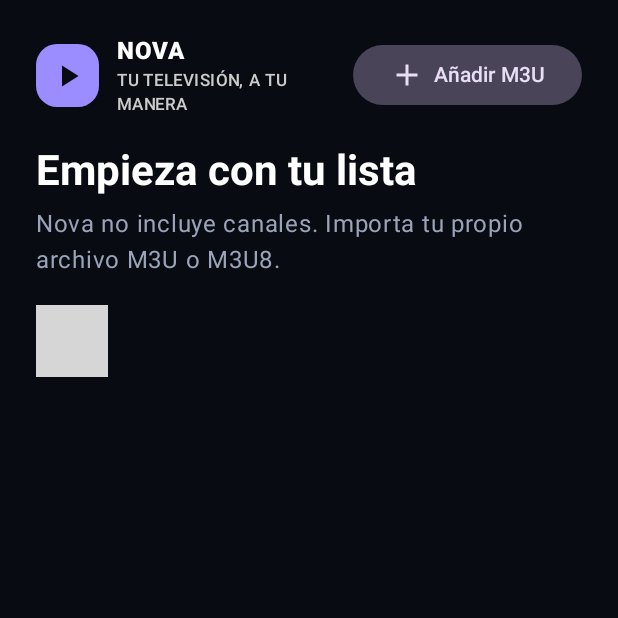
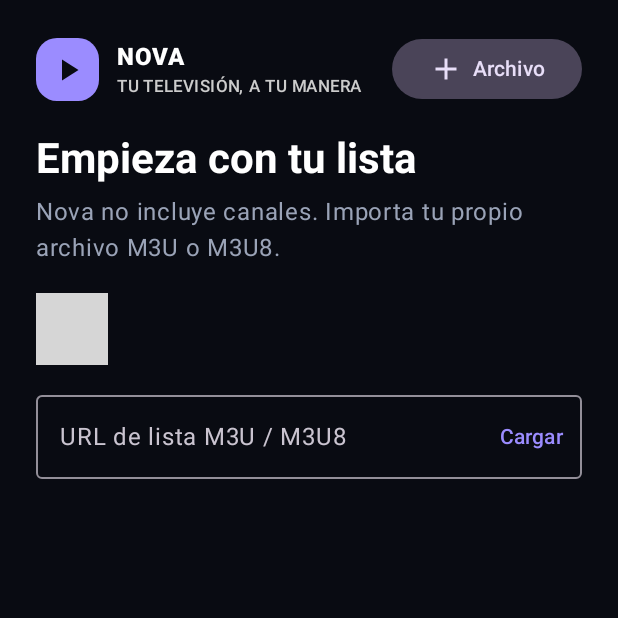
Before and after one commit to ikisalas-test/Nova-IPTV, an Android app built with Jetpack Compose: the screen it shows after launch (MainActivity), on a phone screen of 412 x 824 dp, the top half of it. Run offline under Robolectric (Android 15) with nearby library versions, the phone set to English and light mode, and no system bars; pictures from the network do not load; 1 statement that could not run was skipped; grey boxes are pictures that could not be loaded.

Commit message:
Add playlist URL, favorites, categories and history

```diff
--- a/app/src/main/java/com/novatv/iptv/MainActivity.kt
+++ b/app/src/main/java/com/novatv/iptv/MainActivity.kt
@@ -1,6 +1,6 @@
 package com.novatv.iptv
 
-import android.content.Intent
+import android.content.Context
 import android.net.Uri
 import android.os.Bundle
 import androidx.activity.ComponentActivity
@@ -12,6 +12,8 @@ import androidx.compose.foundation.clickable
 import androidx.compose.foundation.layout.*
 import androidx.compose.foundation.lazy.LazyColumn
 import androidx.compose.foundation.lazy.items
+import androidx.compose.foundation.horizontalScroll
+import androidx.compose.foundation.rememberScrollState
 import androidx.compose.foundation.shape.RoundedCornerShape
 import androidx.compose.material.icons.Icons
 import androidx.compose.material.icons.filled.*
@@ -24,13 +26,18 @@ import androidx.compose.ui.platform.LocalContext
 import androidx.compose.ui.text.font.FontWeight
 import androidx.compose.ui.unit.dp
 import androidx.lifecycle.ViewModel
-import androidx.lifecycle.viewmodel.compose.viewModel
+import androidx.lifecycle.viewModelScope
 import androidx.media3.common.MediaItem
 import androidx.media3.exoplayer.ExoPlayer
 import androidx.media3.ui.PlayerView
 import androidx.compose.ui.viewinterop.AndroidView
 import com.novatv.iptv.data.Channel
 import com.novatv.iptv.data.M3uParser
+import kotlinx.coroutines.Dispatchers
+import kotlinx.coroutines.launch
+import kotlinx.coroutines.withContext
+import java.net.HttpURLConnection
+import java.net.URL
 
 private val Ink = Color(0xFF090B12)
 private val Panel = Color(0xFF151925)
@@ -40,21 +47,60 @@ class MainActivity : ComponentActivity() {
     override fun onCreate(savedInstanceState: Bundle?) { super.onCreate(savedInstanceState); setContent { NovaApp() } }
 }
 
-class NovaViewModel : ViewModel() {
+class NovaViewModel(private val context: Context) : ViewModel() {
     var channels by mutableStateOf<List<Channel>>(emptyList()); private set
     var selected by mutableStateOf<Channel?>(null); private set
     var error by mutableStateOf<String?>(null); private set
+    var loading by mutableStateOf(false); private set
+    var category by mutableStateOf("Todos"); private set
+    var favoritesOnly by mutableStateOf(false); private set
+    var favorites by mutableStateOf<Set<String>>(emptySet()); private set
+    var history by mutableStateOf<List<String>>(emptyList()); private set
+    private val prefs = context.getSharedPreferences("nova_library", Context.MODE_PRIVATE)
+    init {
+        favorites = prefs.getStringSet("favorites", emptySet())?.toSet() ?: emptySet()
+        history = prefs.getString("history", "")!!.split('\n').filter(String::isNotBlank).take(30)
+    }
     fun load(text: String) {
         val parsed = M3uParser.parse(text)
         if (parsed.isEmpty()) error = "No encontramos canales. Comprueba que el archivo sea una lista M3U válida."
-        else { channels = parsed; selected = null; error = null }
+        else { channels = parsed; selected = null; category = "Todos"; error = null }
     }
-    fun play(channel: Channel) { selected = channel }
+    fun loadUrl(url: String) {
+        if (!url.startsWith("https://", true) && !url.startsWith("http://", true)) { error = "Introduce una URL HTTP o HTTPS válida."; return }
+        viewModelScope.launch {
+            loading = true; error = null
+            try {
+                val body = withContext(Dispatchers.IO) {
+                    val connection = URL(url).openConnection() as HttpURLConnection
+                    connection.connectTimeout = 15000; connection.readTimeout = 20000
+                    try { if (connection.responseCode !in 200..299) error("HTTP ${connection.responseCode}"); connection.inputStream.bufferedReader().use { it.readText() } }
+                    finally { connection.disconnect() }
+                }
+                load(body)
+            } catch (e: Exception) { error = "No se pudo cargar la lista: ${e.message ?: "error de conexión"}" }
+            finally { loading = false }
+        }
+    }
+    fun play(channel: Channel) {
+        selected = channel
+        history = (listOf(channel.name) + history.filterNot { it == channel.name }).take(30)
+        prefs.edit().putString("history", history.joinToString("\n")).apply()
+    }
+    fun toggleFavorite(channel: Channel) {
+        favorites = if (channel.url in favorites) favorites - channel.url else favorites + channel.url
+        prefs.edit().putStringSet("favorites", favorites).apply()
+    }
     fun stop() { selected = null }
+    fun visibleChannels(): List<Channel> = channels.filter { (!favoritesOnly || it.url in favorites) && (category == "Todos" || it.group == category) }
 }
 
-@Composable private fun NovaApp(vm: NovaViewModel = viewModel()) {
+@Composable private fun NovaApp() {
     val context = LocalContext.current
+    val vm: NovaViewModel = androidx.lifecycle.viewmodel.compose.viewModel(factory = object : androidx.lifecycle.ViewModelProvider.Factory {
+        @Suppress("UNCHECKED_CAST") override fun <T : ViewModel> create(modelClass: Class<T>): T = NovaViewModel(context.applicationContext) as T
+    })
+    var playlistUrl by remember { mutableStateOf("") }
     val picker = rememberLauncherForActivityResult(ActivityResultContracts.OpenDocument()) { uri: Uri? ->
         uri?.let { try { context.contentResolver.openInputStream(it)?.bufferedReader()?.use { r -> vm.load(r.readText()) } ?: run { } } catch (_: Exception) { } }
     }
@@ -64,7 +110,7 @@ class NovaViewModel : ViewModel() {
                 Row(Modifier.fillMaxWidth().padding(top = 22.dp, bottom = 18.dp), verticalAlignment = Alignment.CenterVertically) {
                     Box(Modifier.size(42.dp).background(Violet, RoundedCornerShape(14.dp)), Alignment.Center) { Icon(Icons.Default.PlayArrow, null, tint = Ink) }
                     Spacer(Modifier.width(12.dp)); Column(Modifier.weight(1f)) { Text("NOVA", fontWeight = FontWeight.Black, color = Color.White); Text("TU TELEVISIÓN, A TU MANERA", style = MaterialTheme.typography.labelSmall, color = Color.LightGray) }
-                    FilledTonalButton(onClick = { picker.launch(arrayOf("*/*")) }) { Icon(Icons.Default.Add, null); Spacer(Modifier.width(6.dp)); Text("Añadir M3U") }
+                    FilledTonalButton(onClick = { picker.launch(arrayOf("*/*")) }) { Icon(Icons.Default.Add, null); Spacer(Modifier.width(6.dp)); Text("Archivo") }
                 }
                 if (vm.selected != null) {
                     TextButton(onClick = vm::stop) { Icon(Icons.Default.ArrowBack, null); Text(" Volver a canales") }
@@ -74,12 +120,22 @@ class NovaViewModel : ViewModel() {
                     Text(if (vm.channels.isEmpty()) "Empieza con tu lista" else "Canales en directo", style = MaterialTheme.typography.headlineMedium, fontWeight = FontWeight.Bold)
                     Text(if (vm.channels.isEmpty()) "Nova no incluye canales. Importa tu propio archivo M3U o M3U8." else "${vm.channels.size} canales · ${vm.channels.map { it.group }.distinct().size} categorías", color = Color(0xFF9AA3B7), modifier = Modifier.padding(top = 5.dp, bottom = 18.dp))
                     vm.error?.let { Text(it, color = Color(0xFFFF9B9B), modifier = Modifier.padding(bottom = 10.dp)) }
-                    if (vm.channels.isEmpty()) EmptyState { picker.launch(arrayOf("*/*")) } else {
+                    if (vm.channels.isEmpty()) {
+                        EmptyState { picker.launch(arrayOf("*/*")) }
+                    } else {
                         var query by remember { mutableStateOf("") }
                         OutlinedTextField(query, { query = it }, Modifier.fillMaxWidth().padding(bottom = 12.dp), placeholder = { Text("Buscar canal") }, leadingIcon = { Icon(Icons.Default.Search, null) }, singleLine = true)
-                        val filtered = vm.channels.filter { it.name.contains(query, true) || it.group.contains(query, true) }
-                        LazyColumn(verticalArrangement = Arrangement.spacedBy(8.dp)) { items(filtered) { channel -> ChannelRow(channel) { vm.play(channel) } } }
+                        Row(Modifier.fillMaxWidth().horizontalScroll(rememberScrollState()).padding(bottom = 8.dp), horizontalArrangement = Arrangement.spacedBy(8.dp)) {
+                            FilterChip(selected = !vm.favoritesOnly, onClick = { vm.favoritesOnly = false }, label = { Text("Todos") })
+                            FilterChip(selected = vm.favoritesOnly, onClick = { vm.favoritesOnly = !vm.favoritesOnly }, label = { Text("♡ Favoritos") })
+                            vm.channels.map { it.group }.distinct().forEach { group -> FilterChip(selected = vm.category == group, onClick = { vm.category = if (vm.category == group) "Todos" else group }, label = { Text(group) }) }
+                        }
+                        if (vm.history.isNotEmpty()) Text("Recientes: ${vm.history.take(5).joinToString(" · ")}", color = Color(0xFF9AA3B7), style = MaterialTheme.typography.bodySmall, modifier = Modifier.padding(bottom = 8.dp))
+                        val filtered = vm.visibleChannels().filter { it.name.contains(query, true) || it.group.contains(query, true) }
+                        LazyColumn(verticalArrangement = Arrangement.spacedBy(8.dp)) { items(filtered, key = { it.url }) { channel -> ChannelRow(channel, channel.url in vm.favorites, { vm.play(channel) }, { vm.toggleFavorite(channel) }) } }
                     }
+                    Spacer(Modifier.height(12.dp))
+                    OutlinedTextField(playlistUrl, { playlistUrl = it }, Modifier.fillMaxWidth(), label = { Text("URL de lista M3U / M3U8") }, singleLine = true, trailingIcon = { TextButton(enabled = !vm.loading, onClick = { vm.loadUrl(playlistUrl.trim()) }) { Text(if (vm.loading) "Cargando…" else "Cargar") } })
                 }
             }
         }
@@ -95,10 +151,11 @@ class NovaViewModel : ViewModel() {
     }
 }
 
-@Composable private fun ChannelRow(channel: Channel, onClick: () -> Unit) {
+@Composable private fun ChannelRow(channel: Channel, favorite: Boolean, onClick: () -> Unit, onFavorite: () -> Unit) {
     Row(Modifier.fillMaxWidth().background(Panel, RoundedCornerShape(16.dp)).clickable(onClick = onClick).padding(15.dp), verticalAlignment = Alignment.CenterVertically) {
         Box(Modifier.size(46.dp).background(Color(0xFF22283A), RoundedCornerShape(13.dp)), Alignment.Center) { Icon(Icons.Default.Tv, null, tint = Violet) }
         Spacer(Modifier.width(13.dp)); Column(Modifier.weight(1f)) { Text(channel.name, fontWeight = FontWeight.SemiBold); Text(channel.group, style = MaterialTheme.typography.bodySmall, color = Color(0xFF9AA3B7)) }
+        IconButton(onClick = onFavorite) { Icon(if (favorite) Icons.Default.Favorite else Icons.Default.FavoriteBorder, "Favorito", tint = if (favorite) Violet else Color.Gray) }
         Icon(Icons.Default.PlayCircle, null, tint = Violet, modifier = Modifier.size(28.dp))
     }
 }
```
